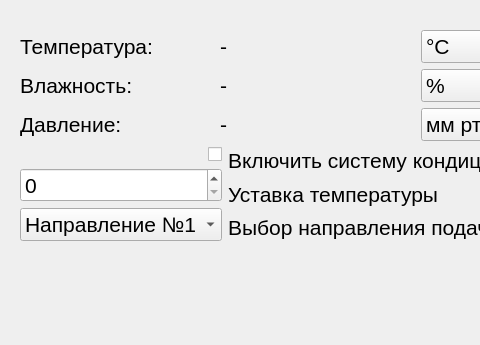
The window that mainwindow.ui (1RagingBull1/TestTaskManagementAirConditioningSystem) describes before a commit, drawn with Qt 5; both pictures show x 0 to 480 and y 0 to 345 of the 800 by 600 pixel window.
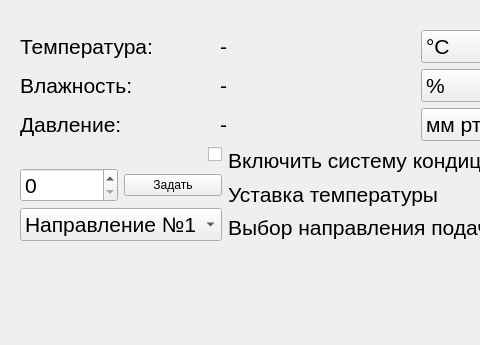
The same window after the commit.

Diff of the .ui file:
```diff
--- a/mainwindow.ui
+++ b/mainwindow.ui
@@ -20,7 +20,7 @@
       <x>20</x>
       <y>30</y>
       <width>595</width>
-      <height>219</height>
+      <height>246</height>
      </rect>
     </property>
     <layout class="QVBoxLayout" name="verticalLayout_3">
@@ -177,13 +177,24 @@
           </widget>
          </item>
          <item>
-          <widget class="QSpinBox" name="spinBox">
+          <layout class="QHBoxLayout" name="horizontalLayout">
+           <item>
+            <widget class="QSpinBox" name="temperSetpoint">
            <property name="font">
             <font>
              <pointsize>16</pointsize>
             </font>
            </property>
           </widget>
+           </item>
+           <item>
+            <widget class="QPushButton" name="pushButton">
+             <property name="text">
+              <string>Задать</string>
+             </property>
+            </widget>
+           </item>
+          </layout>
          </item>
          <item>
           <widget class="QComboBox" name="comboBox">
```
Lines whose indentation alone changed are shown as unchanged.
